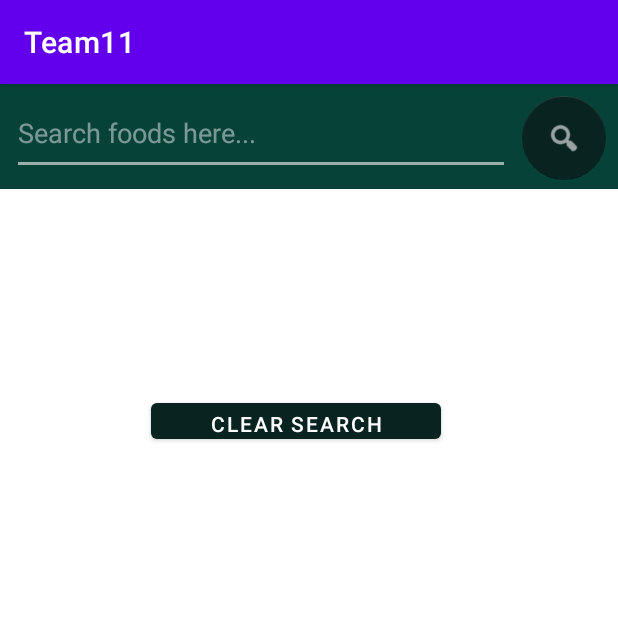
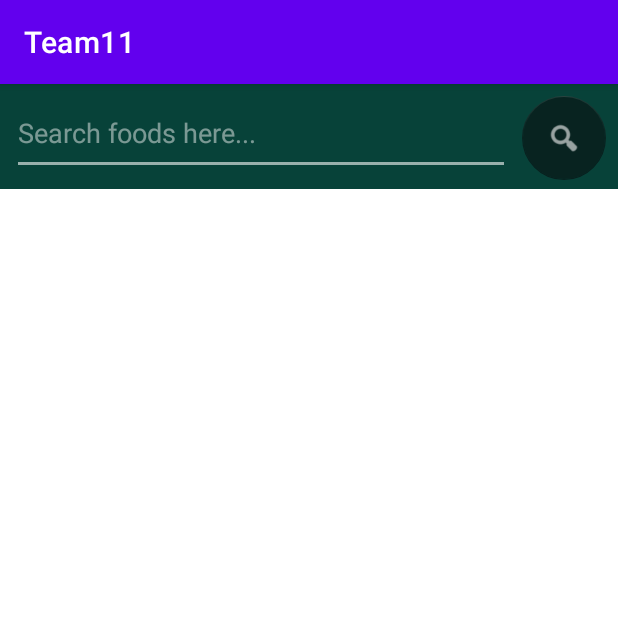
Before and after one commit to elsatmr/mobile-dev-team11, an Android app: the AtYourServiceActivity screen opened directly, with no data from a screen before it, on a phone screen of 412 x 824 dp, the top half of it. Run offline under Robolectric (Android 15) with nearby library versions, the phone set to English and light mode, and no system bars; pictures from the network do not load.

Commit message:
fixed UI issue and fixed loading spinner

```diff
--- a/app/src/main/java/edu/northeastern/team11/AtYourServiceActivity.java
+++ b/app/src/main/java/edu/northeastern/team11/AtYourServiceActivity.java
@@ -3,9 +3,10 @@ package edu.northeastern.team11;
 import androidx.appcompat.app.AppCompatActivity;
 import androidx.recyclerview.widget.LinearLayoutManager;
 import androidx.recyclerview.widget.RecyclerView;
-import android.annotation.SuppressLint;
 import androidx.appcompat.widget.Toolbar;
 import androidx.constraintlayout.widget.ConstraintLayout;
+
+import android.annotation.SuppressLint;
 import android.content.Context;
 import android.content.res.ColorStateList;
 import android.graphics.Color;
@@ -16,15 +17,13 @@ import android.text.TextWatcher;
 import android.view.KeyEvent;
 import android.view.View;
 import android.view.inputmethod.InputMethodManager;
+import android.widget.Button;
 import android.widget.EditText;
 import android.widget.ImageButton;
 import android.util.Log;
-import android.widget.Button;
 import android.widget.ProgressBar;
-import android.widget.TextView;
 
 import androidx.annotation.NonNull;
-import androidx.constraintlayout.widget.ConstraintSet;
 import androidx.core.content.ContextCompat;
 
 import com.google.android.material.chip.Chip;
@@ -34,10 +33,10 @@ import com.google.android.material.floatingactionbutton.FloatingActionButton;
 import java.io.Serializable;
 import java.util.ArrayList;
 import java.util.List;
+import java.util.concurrent.atomic.AtomicReference;
 
 import com.google.gson.JsonArray;
 import com.google.gson.JsonElement;
-import com.google.gson.JsonNull;
 import com.google.gson.JsonObject;
 
 import retrofit2.Call;
@@ -66,6 +65,7 @@ public class AtYourServiceActivity extends AppCompatActivity {
     private ChipGroup chipGroup;
     private ProgressBar loadingSpinner;
     MealAPI mealAPI;
+    private Button clearSearchButton;
 
     @Override
     protected void onCreate(Bundle savedInstanceState) {
@@ -80,6 +80,7 @@ public class AtYourServiceActivity extends AppCompatActivity {
         toolbar = findViewById(R.id.toolbar);
         loadingSpinner = findViewById(R.id.loadingSpinner);
         chipGroup = findViewById(R.id.chipGroup);
+        clearSearchButton = findViewById(R.id.clear_search_button);
         // Instantiate variables
 
         foodList = new ArrayList<>();
@@ -90,6 +91,7 @@ public class AtYourServiceActivity extends AppCompatActivity {
         chipList = new ArrayList<Chip>();
         searchButton.setEnabled(false);
         loadingSpinner.setVisibility(View.INVISIBLE);
+        clearSearchButton.setVisibility(View.INVISIBLE);
         // Setup UI responsiveness
         handleTyping();
         // Create retrofit mealAPI object
@@ -161,6 +163,7 @@ public class AtYourServiceActivity extends AppCompatActivity {
         if (textInputContents.length() > 0 && chipNotDuplicate(textInputContents)) {
             requestFoodFromAPI(textInputContents);
             addChip(textInputContents);
+            clearSearchButton.setVisibility(View.VISIBLE);
         }
     }
 
@@ -169,6 +172,7 @@ public class AtYourServiceActivity extends AppCompatActivity {
         if (textInputContents.length() > 0 && chipNotDuplicate(textInputContents)) {
             requestFoodFromAPI(textInputContents);
             addChip(textInputContents);
+            clearSearchButton.setVisibility(View.VISIBLE);
         }
     }
 
@@ -246,6 +250,9 @@ public class AtYourServiceActivity extends AppCompatActivity {
                 }
             });
         });
+        if (chipList.size() > 0) {
+            clearSearchButton.setVisibility(View.VISIBLE);
+        }
     }
 
     // GET request from API
@@ -279,6 +286,8 @@ public class AtYourServiceActivity extends AppCompatActivity {
                         Log.d("FOODNAME", food.getmStrMeal());
                     }
                 }
+            adapter.notifyDataSetChanged();
+            loadingSpinner.setVisibility(View.INVISIBLE);
             }
 
             // Check if a food exists in foodList based on the id received from the API
@@ -289,9 +298,9 @@ public class AtYourServiceActivity extends AppCompatActivity {
 
             @Override
             public void onFailure(Call<JsonElement> call, Throwable t) {
+                loadingSpinner.setVisibility(View.INVISIBLE);
             }
         });
-        loadingSpinner.setVisibility(View.INVISIBLE);
     }
 
     @SuppressLint("NotifyDataSetChanged")
@@ -299,5 +308,6 @@ public class AtYourServiceActivity extends AppCompatActivity {
         foodList.clear();
         chipGroup.removeAllViews();
         adapter.notifyDataSetChanged();
+        clearSearchButton.setVisibility(View.INVISIBLE);
     }
 }
--- a/app/src/main/res/layout/activity_at_your_service.xml
+++ b/app/src/main/res/layout/activity_at_your_service.xml
@@ -61,24 +61,18 @@
         android:id="@+id/clear_search_button"
         android:layout_width="193dp"
         android:layout_height="36dp"
-        android:layout_marginStart="147dp"
-        android:layout_marginEnd="125dp"
-        android:layout_marginBottom="8dp"
         android:onClick="clear_results"
         android:text="Clear Search"
         app:backgroundTint="#082320"
-        app:layout_constraintBottom_toTopOf="@+id/results"
         app:layout_constraintEnd_toEndOf="parent"
-        app:layout_constraintHorizontal_bias="0.87"
         app:layout_constraintStart_toStartOf="parent"
-        app:layout_constraintTop_toBottomOf="@id/toolbar"
-        app:layout_constraintVertical_bias="1.0"
+        app:layout_constraintTop_toBottomOf="@id/chipGroup"
         app:tint="#F8F8F8" />
 
     <androidx.recyclerview.widget.RecyclerView
         android:id="@+id/results"
-        android:layout_width="407dp"
-        android:layout_height="501dp"
+        android:layout_width="0dp"
+        android:layout_height="0dp"
         android:layout_marginStart="6dp"
         android:layout_marginEnd="9dp"
         android:layout_marginBottom="16dp"
```
